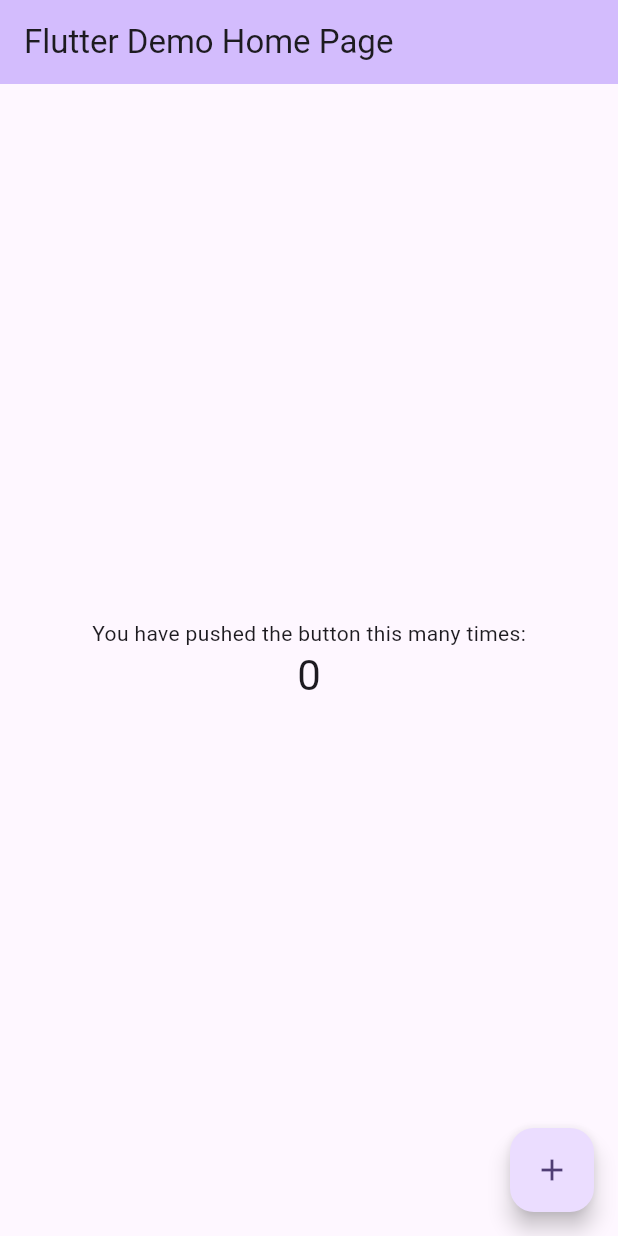
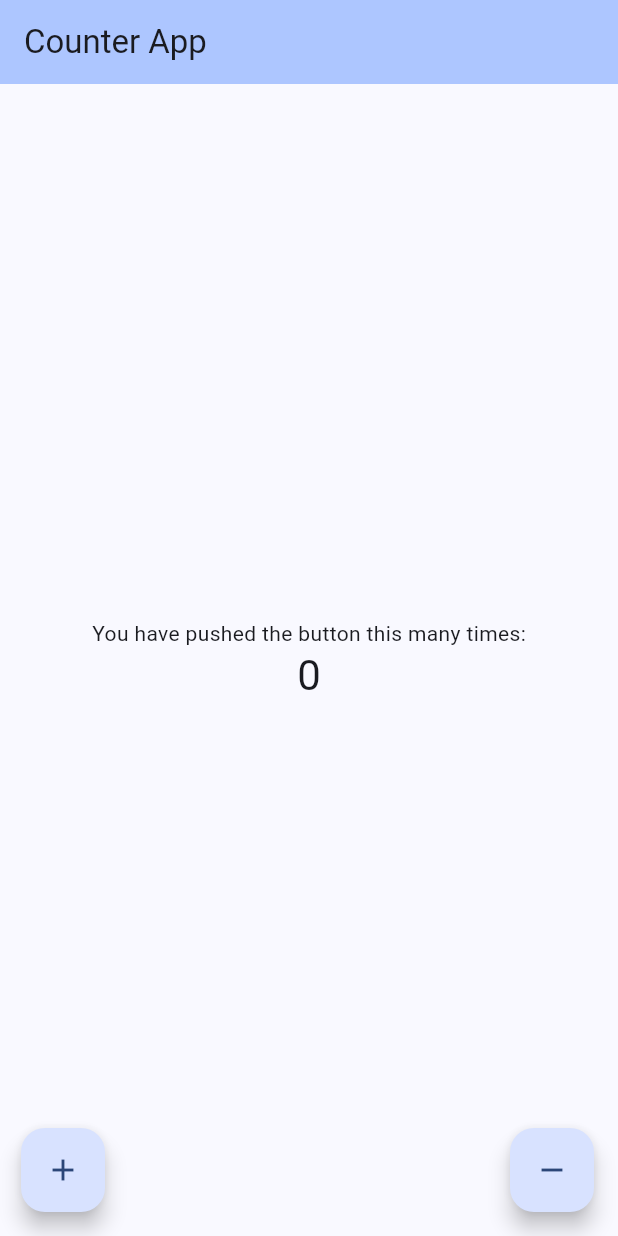
Before and after one commit to dangercomix07/counter_app, a Flutter app: the screen it shows after launch, on a phone screen of 412 x 824 dp. Run offline on Flutter 3.47's test engine with Material 2 defaults, Android fonts, the phone set to English and light mode, and no system bars.

Commit message:
Added decrement counter

```diff
--- a/lib/main.dart
+++ b/lib/main.dart
@@ -7,47 +7,21 @@ void main() {
 class MyApp extends StatelessWidget {
   const MyApp({super.key});
 
-  // This widget is the root of your application.
   @override
   Widget build(BuildContext context) {
     return MaterialApp(
-      title: 'Flutter Demo',
+      title: 'Counter App',
       theme: ThemeData(
-        // This is the theme of your application.
-        //
-        // TRY THIS: Try running your application with "flutter run". You'll see
-        // the application has a blue toolbar. Then, without quitting the app,
-        // try changing the seedColor in the colorScheme below to Colors.green
-        // and then invoke "hot reload" (save your changes or press the "hot
-        // reload" button in a Flutter-supported IDE, or press "r" if you used
-        // the command line to start the app).
-        //
-        // Notice that the counter didn't reset back to zero; the application
-        // state is not lost during the reload. To reset the state, use hot
-        // restart instead.
-        //
-        // This works for code too, not just values: Most code changes can be
-        // tested with just a hot reload.
-        colorScheme: ColorScheme.fromSeed(seedColor: Colors.deepPurple),
+        colorScheme: ColorScheme.fromSeed(seedColor: Colors.blueAccent),
         useMaterial3: true,
       ),
-      home: const MyHomePage(title: 'Flutter Demo Home Page'),
+      home: const MyHomePage(title: 'Counter App'),
     );
   }
 }
 
 class MyHomePage extends StatefulWidget {
   const MyHomePage({super.key, required this.title});
-
-  // This widget is the home page of your application. It is stateful, meaning
-  // that it has a State object (defined below) that contains fields that affect
-  // how it looks.
-
-  // This class is the configuration for the state. It holds the values (in this
-  // case the title) provided by the parent (in this case the App widget) and
-  // used by the build method of the State. Fields in a Widget subclass are
-  // always marked "final".
-
   final String title;
 
   @override
@@ -59,50 +33,25 @@ class _MyHomePageState extends State<MyHomePage> {
 
   void _incrementCounter() {
     setState(() {
-      // This call to setState tells the Flutter framework that something has
-      // changed in this State, which causes it to rerun the build method below
-      // so that the display can reflect the updated values. If we changed
-      // _counter without calling setState(), then the build method would not be
-      // called again, and so nothing would appear to happen.
       _counter++;
+    });
+  }
+
+  void _decrementCounter() {
+    setState(() {
+      _counter--;
     });
   }
 
   @override
   Widget build(BuildContext context) {
-    // This method is rerun every time setState is called, for instance as done
-    // by the _incrementCounter method above.
-    //
-    // The Flutter framework has been optimized to make rerunning build methods
-    // fast, so that you can just rebuild anything that needs updating rather
-    // than having to individually change instances of widgets.
     return Scaffold(
         appBar: AppBar(
-        // TRY THIS: Try changing the color here to a specific color (to
-        // Colors.amber, perhaps?) and trigger a hot reload to see the AppBar
-        // change color while the other colors stay the same.
           backgroundColor: Theme.of(context).colorScheme.inversePrimary,
-        // Here we take the value from the MyHomePage object that was created by
-        // the App.build method, and use it to set our appbar title.
           title: Text(widget.title),
         ),
         body: Center(
-        // Center is a layout widget. It takes a single child and positions it
-        // in the middle of the parent.
           child: Column(
-          // Column is also a layout widget. It takes a list of children and
-          // arranges them vertically. By default, it sizes itself to fit its
-          // children horizontally, and tries to be as tall as its parent.
-          //
-          // Column has various properties to control how it sizes itself and
-          // how it positions its children. Here we use mainAxisAlignment to
-          // center the children vertically; the main axis here is the vertical
-          // axis because Columns are vertical (the cross axis would be
-          // horizontal).
-          //
-          // TRY THIS: Invoke "debug painting" (choose the "Toggle Debug Paint"
-          // action in the IDE, or press "p" in the console), to see the
-          // wireframe for each widget.
             mainAxisAlignment: MainAxisAlignment.center,
             children: <Widget>[
               const Text(
@@ -115,11 +64,25 @@ class _MyHomePageState extends State<MyHomePage> {
             ],
           ),
         ),
-      floatingActionButton: FloatingActionButton(
+        floatingActionButton: Padding(
+            padding: EdgeInsets.only(left: 30),
+            child:Row(
+                crossAxisAlignment: CrossAxisAlignment.end,
+                children: [
+                  FloatingActionButton(
                     onPressed: _incrementCounter,
                     tooltip: 'Increment',
                     child: const Icon(Icons.add),
-      ), // This trailing comma makes auto-formatting nicer for build methods.
+                  ),
+                  Expanded(child: Container()),
+                  FloatingActionButton(
+                      onPressed: _decrementCounter,
+                      tooltip: 'Decrement',
+                      child: const Icon(Icons.remove)
+                  ),
+                ]
+            )
+        )
     );
   }
 }
```
Also changed, not shown: docs/assets/fonts/MaterialIcons-Regular.otf, 3 other files. Lines whose indentation alone changed are shown as unchanged.
